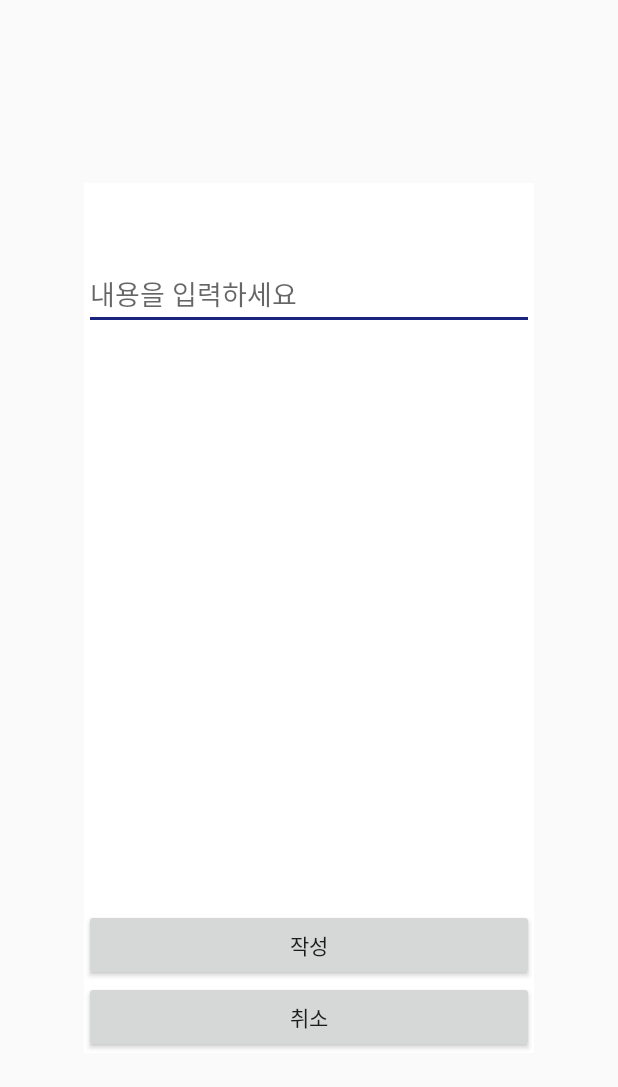
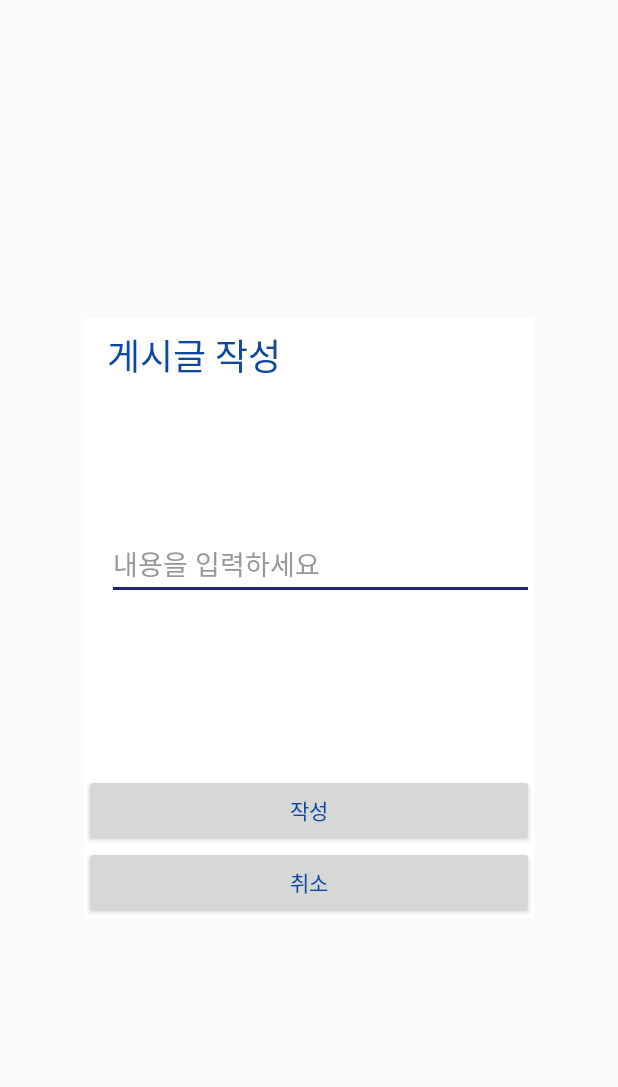
Before and after one commit to spurs92/FourSeasons, an Android app: the layout activity_board_write.xml on its own in the app's theme, with its tools: preview values and no code run, on a phone screen of 412 x 824 dp. Shown: the top 1087 px of the screen. Run offline under Robolectric (Android 15) with nearby library versions, the light colour scheme and no system bars; network calls fail.

Commit message:
9/1 UI ....

```diff
--- a/app/src/main/java/com/spurs/fourseasons/BoardAdapter.java
+++ b/app/src/main/java/com/spurs/fourseasons/BoardAdapter.java
@@ -21,6 +21,8 @@ import com.google.firebase.database.DatabaseReference;
 import com.google.firebase.database.FirebaseDatabase;
 
 import java.util.ArrayList;
+
+import de.hdodenhof.circleimageview.CircleImageView;
 
 /**
  * Created by alfo06-11 on 2017-08-23.
@@ -65,7 +67,7 @@ public class BoardAdapter extends RecyclerView.Adapter {
 
         TextView name;
         TextView contentText;
-        ImageView uerImg;
+        CircleImageView uerImg;
         TextView date;
 
         public ViewHolder(final View itemView) {
@@ -74,7 +76,7 @@ public class BoardAdapter extends RecyclerView.Adapter {
 
             name=(TextView)itemView.findViewById(R.id.tv_nickName);
             contentText=(TextView)itemView.findViewById(R.id.tv_contentText);
-            uerImg=(ImageView)itemView.findViewById(R.id.userImg);
+            uerImg=(CircleImageView)itemView.findViewById(R.id.userImg);
             date=(TextView)itemView.findViewById(R.id.tv_date);
 
             itemView.setOnClickListener(new View.OnClickListener() {
--- a/app/src/main/res/layout/activity_board_write.xml
+++ b/app/src/main/res/layout/activity_board_write.xml
@@ -10,7 +10,7 @@
 
     <LinearLayout
         android:layout_width="300dp"
-        android:layout_height="580dp"
+        android:layout_height="400dp"
         android:layout_centerInParent="true"
         android:background="#ffffff"
         android:orientation="vertical">
@@ -18,14 +18,47 @@
         <TextView
             android:id="@+id/tv_nickName"
             android:layout_width="match_parent"
-            android:layout_height="50dp" />
+            android:layout_height="50dp"
+            android:text="게시글 작성"
+            android:textSize="24sp"
+            android:gravity="center_vertical"
+            android:paddingLeft="15dp"
+            android:textColor="@color/titleText"/>
+
+        <LinearLayout
+            android:layout_width="match_parent"
+            android:layout_height="50dp"
+            android:orientation="horizontal"
+            android:layout_marginTop="20dp">
+
+            <de.hdodenhof.circleimageview.CircleImageView
+                android:id="@+id/userImg"
+                android:layout_width="45dp"
+                android:layout_height="45dp"
+                android:layout_gravity="center_vertical"
+                android:layout_marginLeft="15dp"/>
+
+            <TextView
+                android:id="@+id/userNick"
+                android:layout_width="match_parent"
+                android:layout_height="match_parent"
+                android:gravity="center_vertical"
+                android:layout_marginLeft="15dp"
+                android:textSize="20sp"
+                android:textColor="#000000"/>
+
+        </LinearLayout>
 
         <EditText
             android:id="@+id/edit_contentText"
             android:layout_width="match_parent"
             android:layout_height="wrap_content"
             android:hint="내용을 입력하세요"
-            android:textColor="#000000"/>
+            android:textColorHint="#979797"
+            android:textColor="#000000"
+            android:layout_marginTop="20dp"
+            android:inputType="text"
+            android:layout_marginLeft="15dp"/>
 
         <RelativeLayout
             android:layout_width="match_parent"
@@ -37,13 +70,15 @@
                 android:layout_height="wrap_content"
                 android:layout_alignParentBottom="true"
                 android:text="취소"
-                android:onClick="clickCancel"/>
+                android:textColor="@color/titleText"
+                android:onClick="clickCancel" />
 
             <Button
                 android:layout_width="match_parent"
                 android:layout_height="wrap_content"
                 android:text="작성"
                 android:layout_above="@id/cancel_btn"
+                android:textColor="@color/titleText"
                 android:onClick="clickWrite"/>
 
         </RelativeLayout>
--- a/app/src/main/res/values/styles.xml
+++ b/app/src/main/res/values/styles.xml
@@ -17,6 +17,8 @@
         <item name="titleTextColor">@color/titleText</item>
         <item name="colorPrimary">@color/colorPrimary</item>
         <item name="colorPrimaryDark">@color/colorPrimaryDark</item>
+        <item name="colorButtonNormal">@color/colorPrimary</item>
+        <item name="colorAccent">#1a237e</item>
     </style>
 
 
@@ -47,6 +49,8 @@
         true - 반투명 검정 /  false - 완전 투명
         -->
         <item name="android:backgroundDimEnabled">true</item>
+        <item name="colorButtonNormal">@color/colorPrimary</item>
+        <item name="colorAccent">@color/titleText</item>
     </style>
 
     <style name="DrawerArrowStyle" parent="Widget.AppCompat.DrawerArrowToggle">
```
Also changed, not shown: app/src/main/java/com/spurs/fourseasons/BoardCommentActivity.java (+8 -2 lines), app/src/main/java/com/spurs/fourseasons/BoardWriteActivity.java (+11 -0 lines), app/src/main/res/layout/activity_board_comment.xml (+32 -11 lines), app/src/main/res/layout/board_item.xml (+7 -5 lines), app/src/main/res/layout/comment_item.xml (+19 -10 lines), app/src/main/res/drawable/ic_message_black_48dp.png (added).
